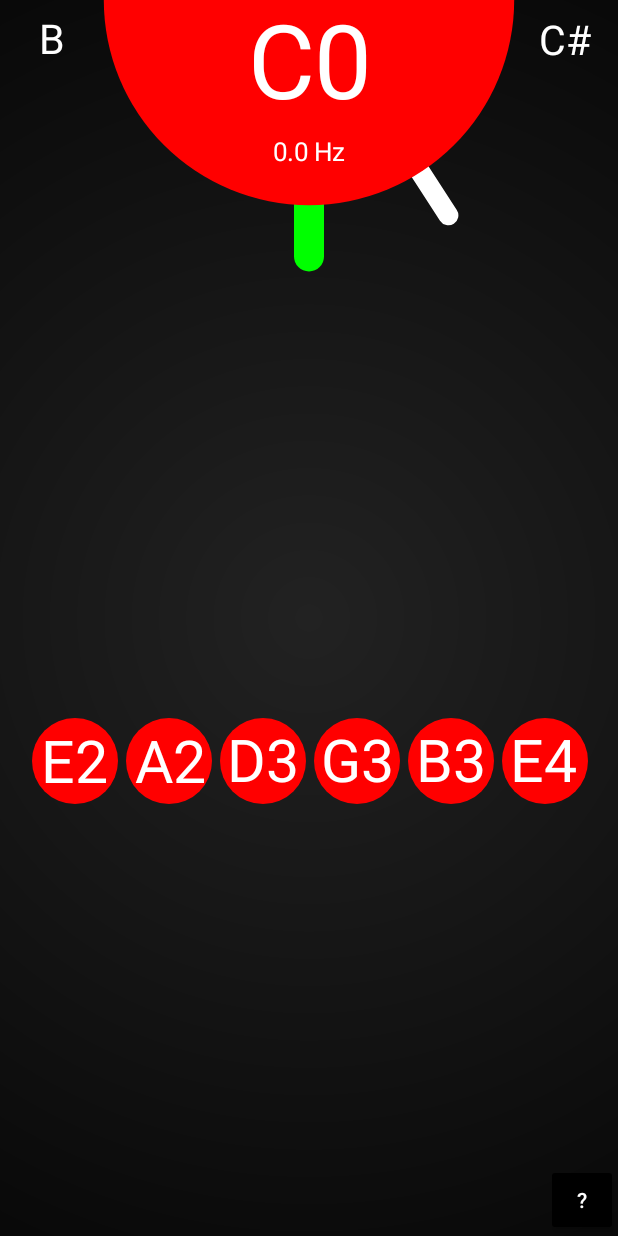
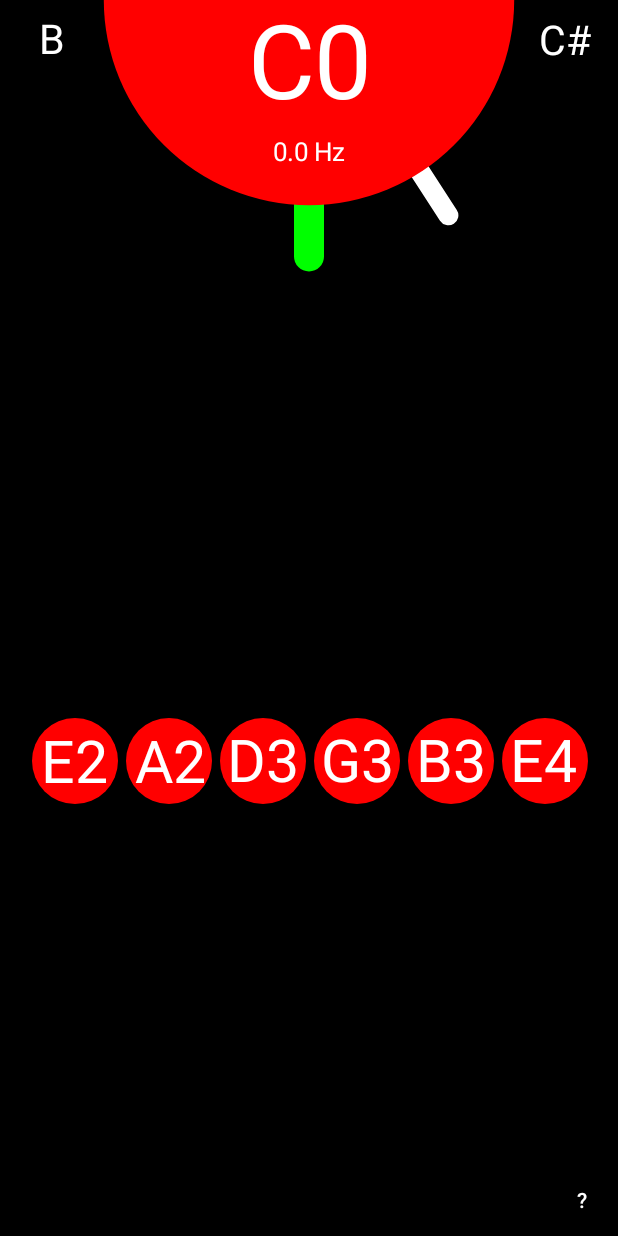
Before and after one commit to davide99/AlexTuner, an Android app: the screen it shows after launch (MainActivity), on a phone screen of 412 x 824 dp. Run offline under Robolectric (Android 15) with nearby library versions, the light colour scheme and no system bars; 15 statements that could not run were skipped.

Commit message:
Revert "Background con gradient"
This reverts commit 1cac67793b54e5f165db8a828feb14b612d61e88.

```diff
--- a/app/src/main/java/com/davide99/alextuner/Gauge.java
+++ b/app/src/main/java/com/davide99/alextuner/Gauge.java
@@ -80,8 +80,6 @@ public class Gauge extends View {
         lowerNote = "A";
         higherNote = "B#";
         setFrequency(0);
-
-        super.setBackgroundColor(Color.TRANSPARENT);
     }
 
     public Gauge(Context context, @Nullable AttributeSet attrs) {
--- a/app/src/main/java/com/davide99/alextuner/Notes.java
+++ b/app/src/main/java/com/davide99/alextuner/Notes.java
@@ -36,8 +36,6 @@ public class Notes extends View {
         textPaint.setColor(Color.WHITE);
 
         textBounds = new Rect();
-
-        super.setBackgroundColor(Color.TRANSPARENT);
     }
 
     public Notes(Context context, @Nullable AttributeSet attrs) {
--- a/app/src/main/res/drawable/gradient_background.xml
+++ /dev/null
@@ -1,8 +0,0 @@
-<?xml version="1.0" encoding="utf-8"?>
-<shape xmlns:android="http://schemas.android.com/apk/res/android">
-    <gradient
-        android:type="radial"
-        android:gradientRadius="150%p"
-        android:startColor="#222222"
-        android:endColor="#000000" />
-</shape>
--- a/app/src/main/res/layout/activity_main.xml
+++ b/app/src/main/res/layout/activity_main.xml
@@ -4,7 +4,6 @@
     xmlns:tools="http://schemas.android.com/tools"
     android:layout_width="match_parent"
     android:layout_height="match_parent"
-    android:background="@drawable/gradient_background"
     tools:context=".MainActivity">
 
     <Button
```
